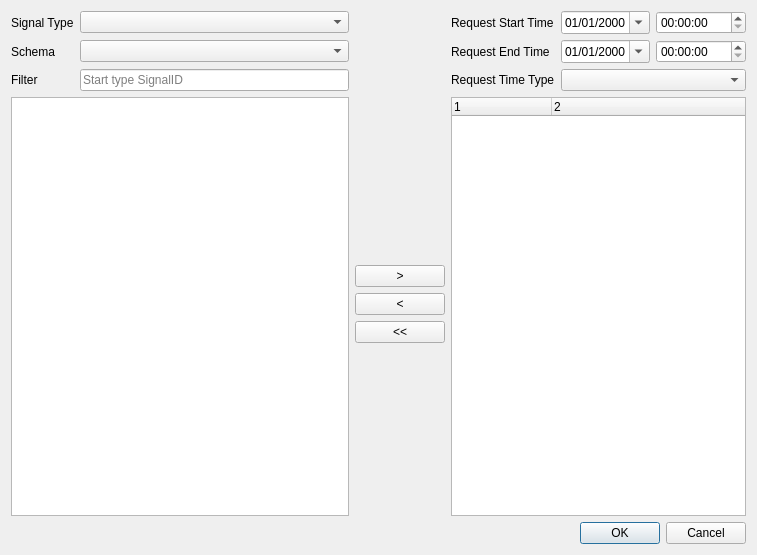
Qt form Monitor/DialogChooseArchiveSignals.ui (whiteman-kr/u7set) before a commit.
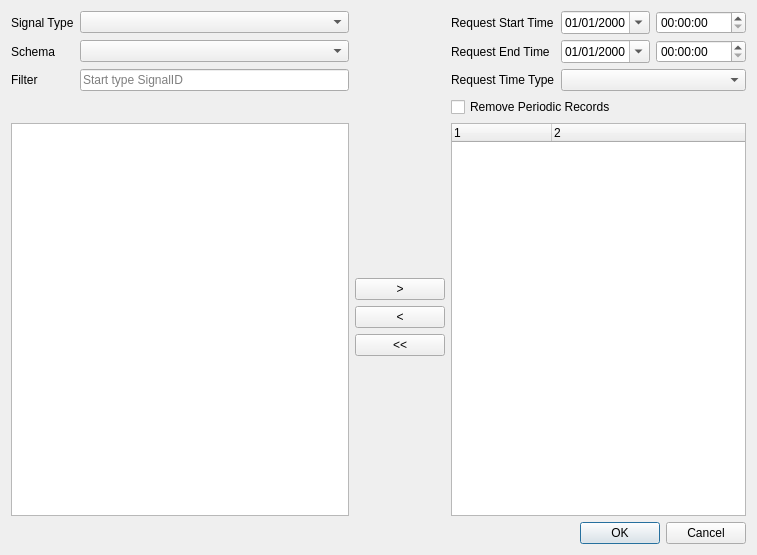
The same form after that commit.

Commit message: RPCT-1783, Monitor: Added option Remove Periodic Records, still dows not work, wait for impl in ArchService (RPCT-1790)

What changed in the file:
```diff
--- a/Monitor/DialogChooseArchiveSignals.ui
+++ b/Monitor/DialogChooseArchiveSignals.ui
@@ -252,6 +252,19 @@
        </property>
       </widget>
      </item>
+     <item row="4" column="3" colspan="3">
+      <widget class="QCheckBox" name="removePeriodicCheckbox">
+       <property name="text">
+        <string>Remove Periodic Records</string>
+       </property>
+       <property name="checkable">
+        <bool>true</bool>
+       </property>
+       <property name="checked">
+        <bool>false</bool>
+       </property>
+      </widget>
+     </item>
     </layout>
    </item>
   </layout>
```
Left out of the diff: 1 changed line with no effect on the pictures. The commit also changes 8 other files.
